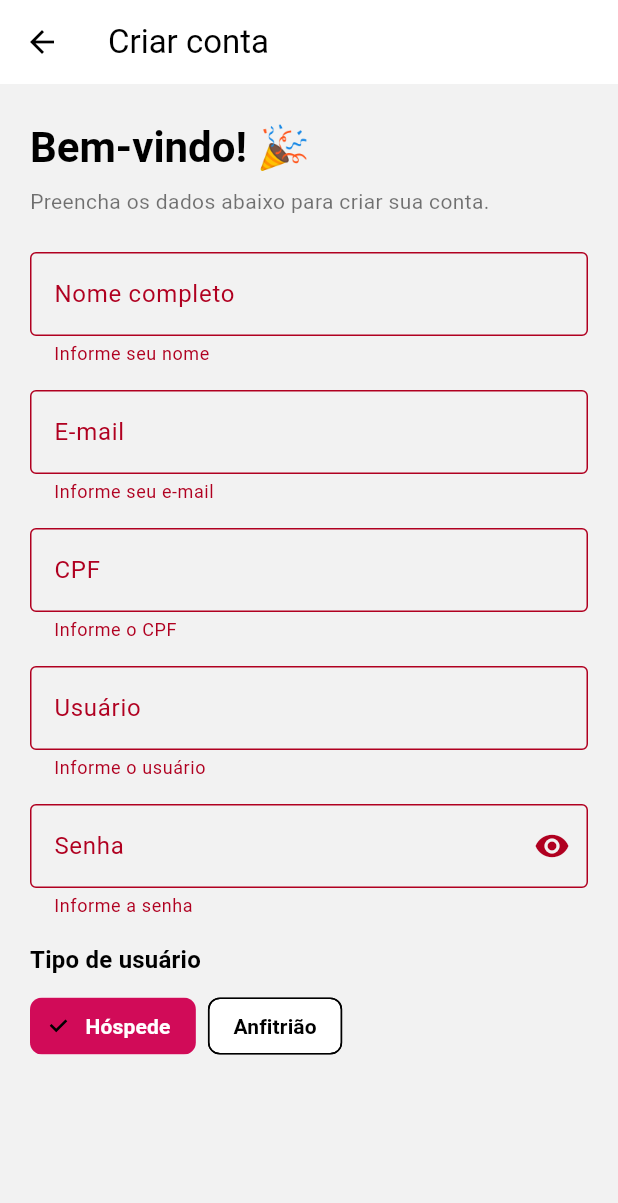
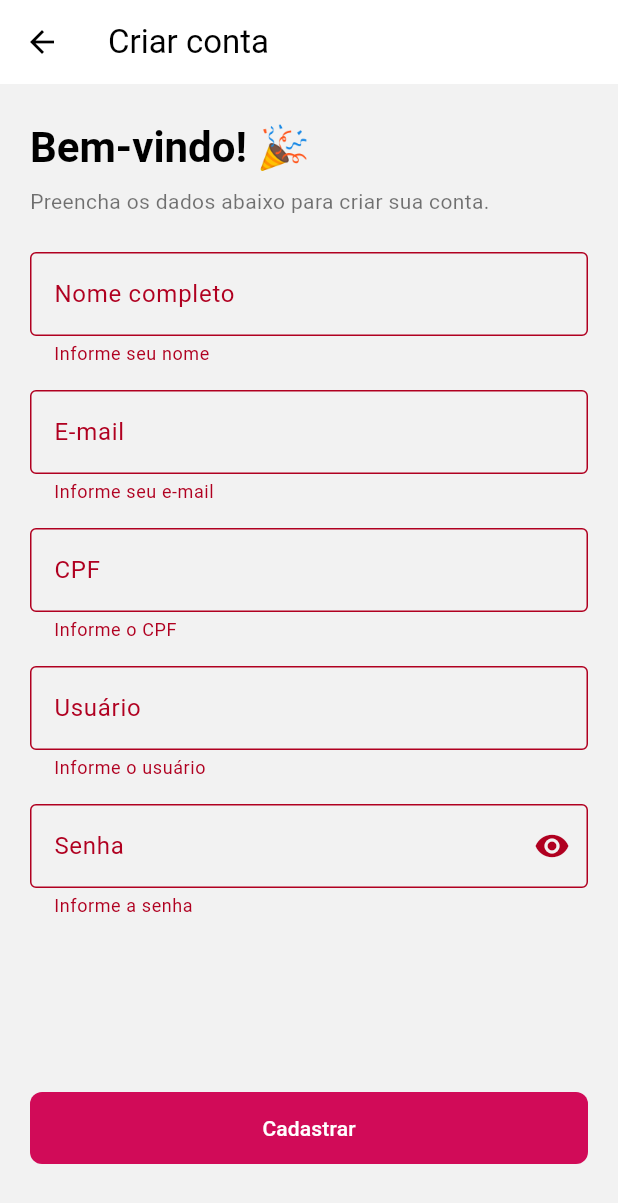
Before and after one commit to Imovato/imovato_app, a Flutter app: the RegisterPage screen opened by its route, after a tap on "Cadastrar", on a phone screen of 412 x 824 dp. Shown: the top 1203 px of the screen. Run offline on Flutter 3.47's test engine with Material 3 defaults, Android fonts, the phone set to English and light mode, and no system bars.

Commit message:
colocando tipo guest como default

```diff
--- a/lib/features/auth/presentation/pages/register_page.dart
+++ b/lib/features/auth/presentation/pages/register_page.dart
@@ -58,7 +58,7 @@ class _RegisterPageState extends State<RegisterPage> {
       cpf: _cpfCtrl.text.replaceAll(RegExp(r'\D'), ''),
       email: _emailCtrl.text.trim(),
       name: _nameCtrl.text.trim(),
-      type: _type,
+      type: 'ROLE_GUEST',
     );
 
     if (!mounted) return;
@@ -177,38 +177,38 @@ class _RegisterPageState extends State<RegisterPage> {
                 ),
                 const SizedBox(height: 16),
 
-                // Tipo de usuário (strings, sem enum/DTO)
-                Text('Tipo de usuário',
-                    style: theme.textTheme.titleMedium
-                        ?.copyWith(fontWeight: FontWeight.w700)),
-                const SizedBox(height: 8),
-                Wrap(
-                  spacing: 8,
-                  children: [
-                    ChoiceChip(
-                      label: const Text('Hóspede'),
-                      selected: _type == 'ROLE_GUEST',
-                      onSelected: (sel) =>
-                      sel ? setState(() => _type = 'ROLE_GUEST') : null,
-                      selectedColor: scheme.primary,
-                      labelStyle: TextStyle(
-                        color: _type == 'ROLE_GUEST' ? scheme.onPrimary : null,
-                        fontWeight: FontWeight.w600,
-                      ),
-                    ),
-                    ChoiceChip(
-                      label: const Text('Anfitrião'),
-                      selected: _type == 'ROLE_HOST',
-                      onSelected: (sel) =>
-                      sel ? setState(() => _type = 'ROLE_HOST') : null,
-                      selectedColor: scheme.primary,
-                      labelStyle: TextStyle(
-                        color: _type == 'ROLE_HOST' ? scheme.onPrimary : null,
-                        fontWeight: FontWeight.w600,
-                      ),
-                    ),
-                  ],
-                ),
+                // // Tipo de usuário (strings, sem enum/DTO)
+                // Text('Tipo de usuário',
+                //     style: theme.textTheme.titleMedium
+                //         ?.copyWith(fontWeight: FontWeight.w700)),
+                // const SizedBox(height: 8),
+                // Wrap(
+                //   spacing: 8,
+                //   children: [
+                //     ChoiceChip(
+                //       label: const Text('Hóspede'),
+                //       selected: _type == 'ROLE_GUEST',
+                //       onSelected: (sel) =>
+                //       sel ? setState(() => _type = 'ROLE_GUEST') : null,
+                //       selectedColor: scheme.primary,
+                //       labelStyle: TextStyle(
+                //         color: _type == 'ROLE_GUEST' ? scheme.onPrimary : null,
+                //         fontWeight: FontWeight.w600,
+                //       ),
+                //     ),
+                //     ChoiceChip(
+                //       label: const Text('Anfitrião'),
+                //       selected: _type == 'ROLE_HOST',
+                //       onSelected: (sel) =>
+                //       sel ? setState(() => _type = 'ROLE_HOST') : null,
+                //       selectedColor: scheme.primary,
+                //       labelStyle: TextStyle(
+                //         color: _type == 'ROLE_HOST' ? scheme.onPrimary : null,
+                //         fontWeight: FontWeight.w600,
+                //       ),
+                //     ),
+                //   ],
+                // ),
 
                 const SizedBox(height: 100),
 
```
